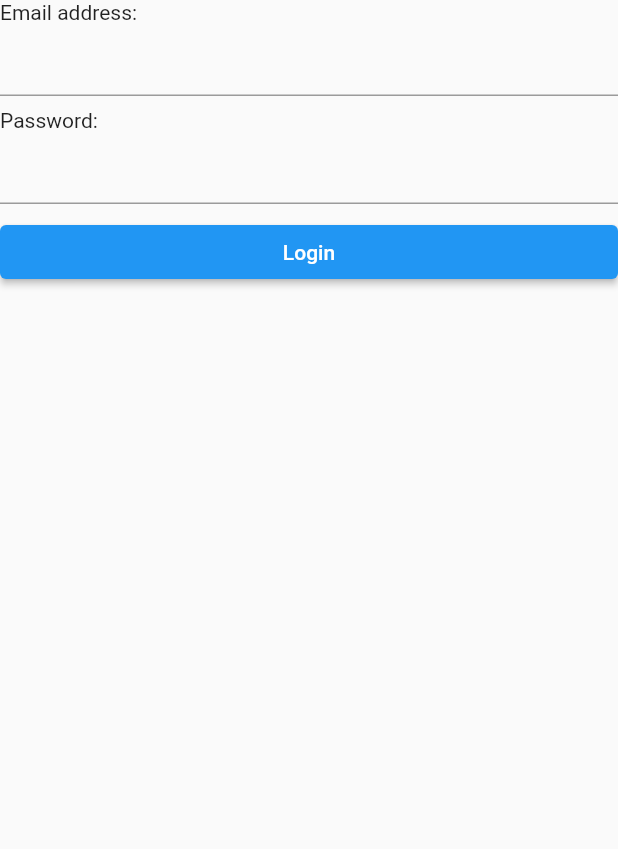
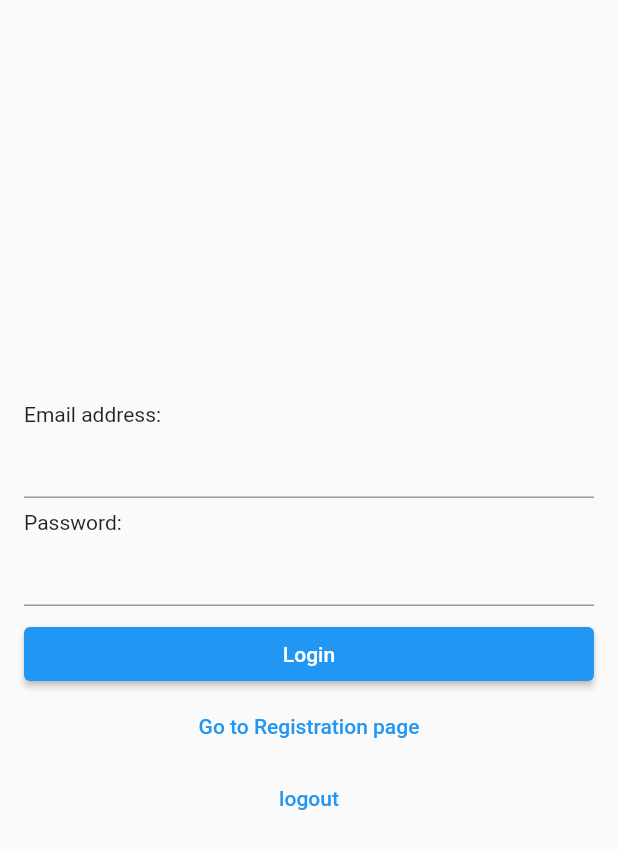
Before and after one commit to maroafenogho/coin_tracker, a Flutter app: the Login screen opened directly, on a phone screen of 412 x 824 dp. Shown: the top 849 px of the screen. Run offline on Flutter 3.47's test engine with Material 2 defaults, Android fonts, the phone set to English and light mode, and no system bars; our stand-ins replace firebase_auth, firebase_core, get; accounts and stored records are empty.

Commit message:
Login flow and user email verification

```diff
--- a/lib/main.dart
+++ b/lib/main.dart
@@ -1,3 +1,5 @@
+import 'package:coin_tracker/screens/auth_screens/email_auth_screen.dart';
+import 'package:coin_tracker/screens/auth_screens/login.dart';
 import 'package:coin_tracker/screens/welcome_screen.dart';
 import 'package:firebase_core/firebase_core.dart';
 import 'package:flutter/material.dart';
@@ -20,7 +22,7 @@ class MyApp extends StatelessWidget {
         primarySwatch: Colors.blue,
       ),
       debugShowCheckedModeBanner: false,
-      home: const WelcomeScreen(),
+      home:  Login(),
     );
   }
 }
--- a/lib/screens/auth_screens/login.dart
+++ b/lib/screens/auth_screens/login.dart
@@ -1,40 +1,88 @@
+import 'package:coin_tracker/screens/auth_screens/email_auth_screen.dart';
+import 'package:coin_tracker/tools/auth_service.dart';
+import 'package:coin_tracker/widgets/edittext.dart';
 import 'package:flutter/material.dart';
+import 'package:get/get.dart';
 
 class Login extends StatelessWidget {
-  const Login({Key? key}) : super(key: key);
+  Login({Key? key}) : super(key: key);
+  final getxController = Get.put(Controller());
+  String email = '', password = '';
 
   @override
   Widget build(BuildContext context) {
     return Scaffold(
-      body: SingleChildScrollView(
-        child: Center(
-          child: Column(
+      body: Center(
+        child: Padding(
+          padding: const EdgeInsets.symmetric(horizontal: 16.0),
+          child: GetBuilder<Controller>(
+            builder: (controller) => Column(
               mainAxisAlignment: MainAxisAlignment.center,
               crossAxisAlignment: CrossAxisAlignment.stretch,
               children: <Widget>[
                 const Text('Email address:'),
-              TextFormField(
-                textCapitalization: TextCapitalization.none,
-                keyboardType: TextInputType.emailAddress,
-                onChanged: (typedText) {},
+                EditText(
+                  onChanged: (typedText) {
+                    email = typedText;
+                  },
+                  obscureText: false,
+                  inputType: TextInputType.name,
                 ),
                 const SizedBox(
                   height: 8.0,
                 ),
                 const Text('Password:'),
-              TextFormField(
-                textCapitalization: TextCapitalization.none,
+                EditText(
+                  onChanged: (typedText) {
+                    password = typedText;
+                  },
                   obscureText: true,
-                onChanged: (typedText) {},
+                  inputType: TextInputType.name,
                 ),
                 const SizedBox(
                   height: 8.0,
                 ),
                 ElevatedButton(
-                onPressed: () {},
-                child: const Text('Login'),
+                  onPressed: () {
+                    getxController.loading();
+                    getxController.signIn(email, password).then((user) {
+                      getxController.loading();
+                      if (user!.emailVerified!) {
+                        Get.snackbar(
+                          'Login successful',
+                          'User authenticated with ${user.email} successfully',
+                          duration: const Duration(seconds: 5),
+                        );
+                      } else {
+                        getxController.signOut();
+                        Get.snackbar(
+                          'Login Unuccessful',
+                          'Email Address not verified',
+                          duration: const Duration(seconds: 5),
+                        );
+                      }
+                    });
+                  },
+                  child: getxController.isLoading == false
+                      ? const Text('Login')
+                      : const CircularProgressIndicator(
+                          color: Colors.white,
+                        ),
+                ),
+                TextButton(
+                  onPressed: () {
+                    Get.to(() => SignUp());
+                  },
+                  child: Text('Go to Registration page'),
+                ),
+                TextButton(
+                  onPressed: () {
+                    getxController.signOut();
+                  },
+                  child: Text('logout'),
                 ),
               ],
+            ),
           ),
         ),
       ),
--- a/lib/widgets/edittext.dart
+++ b/lib/widgets/edittext.dart
@@ -1,18 +1,19 @@
 import 'package:flutter/material.dart';
 
 class EditText extends StatelessWidget {
-  const EditText({Key? key, required this.onChanged, required this.obscureText}) : super(key: key);
+  const EditText({Key? key, required this.onChanged, required this.obscureText, required this.inputType})
+      : super(key: key);
   final Function(String) onChanged;
   final bool obscureText;
+  final TextInputType inputType;
 
   @override
   Widget build(BuildContext context) {
     return TextFormField(
       textCapitalization: TextCapitalization.none,
-      keyboardType: TextInputType.emailAddress,
+      keyboardType: inputType,
       onChanged: onChanged,
       obscureText: obscureText,
-
     );
   }
 }
```
Also changed, not shown: lib/screens/auth_screens/email_auth_screen.dart (+17 -28 lines), lib/tools/auth_service.dart (+23 -11 lines). Lines whose indentation alone changed are shown as unchanged.
